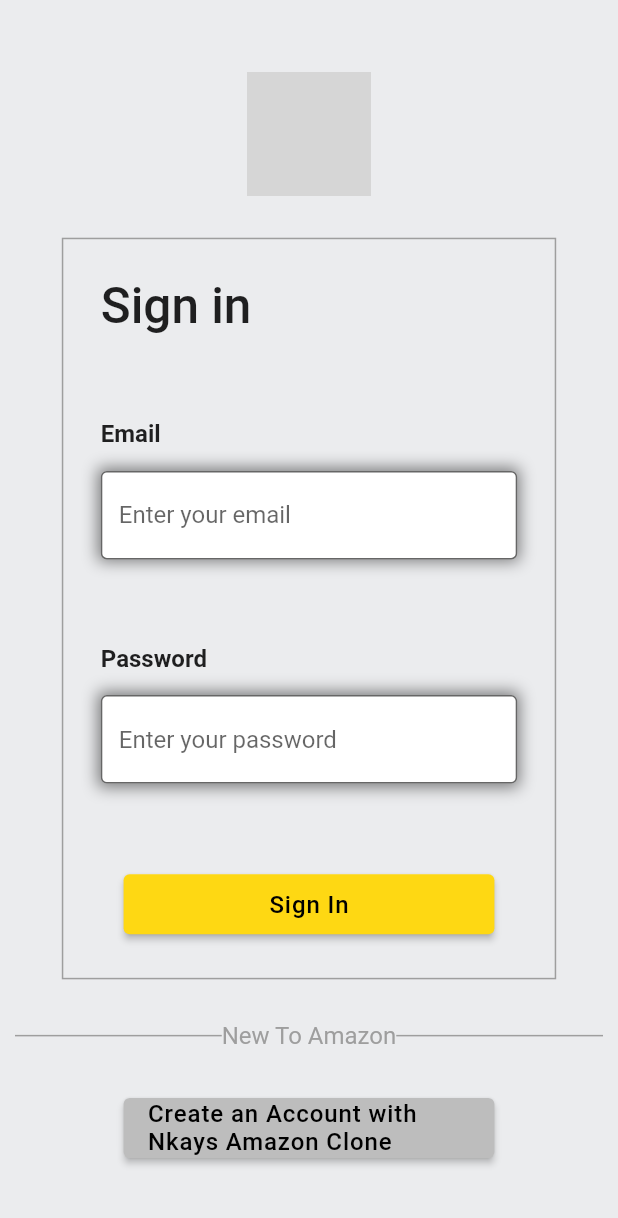
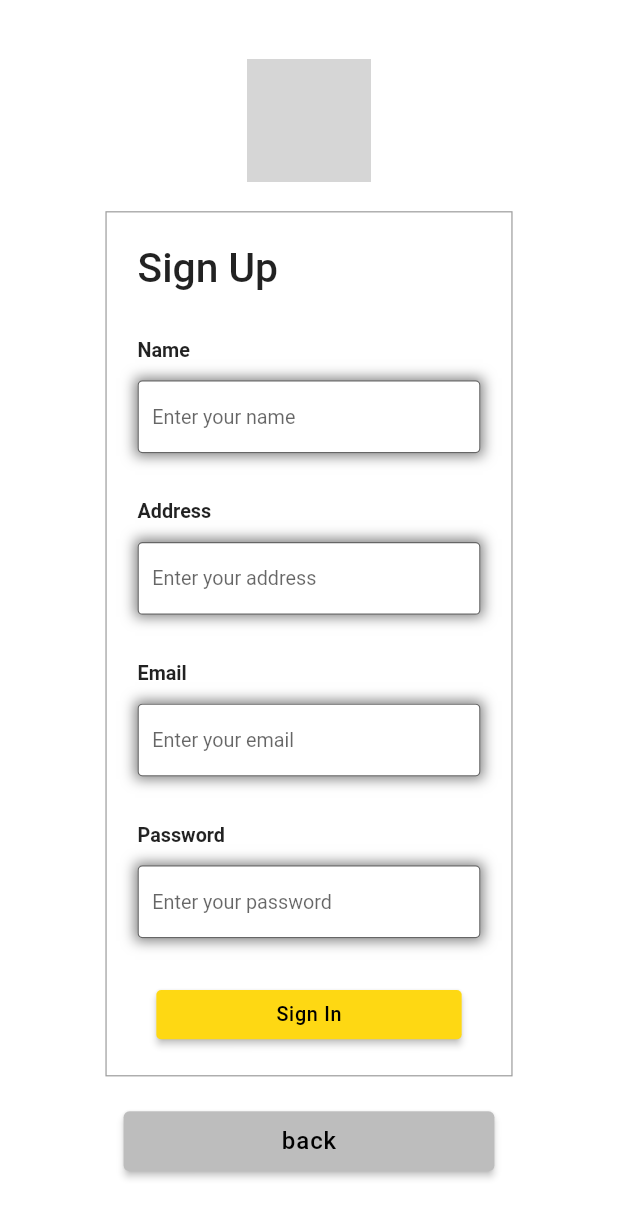
Before and after one commit to Ikwame91/myAmazoneClonewithFlutter, a Flutter app: the screen it shows after launch, after a tap on "Create an Account with Nkays Amazon Clon", on a phone screen of 412 x 824 dp. Shown: the top 1218 px of the screen. Run offline on Flutter 3.47's test engine with Material 2 defaults, Android fonts, the phone set to English and light mode, and no system bars; network calls fail; grey boxes are pictures that could not be loaded.

Commit message:
completed both sign up and sign in screen

```diff
--- a/lib/pages/sign_in_screen.dart
+++ b/lib/pages/sign_in_screen.dart
@@ -3,6 +3,7 @@
 import 'dart:ui' as ui; // Import 'dart:ui' with a different name.
 
 import 'package:flutter/material.dart';
+import 'package:myown_amazone_clone/pages/sign_up_screen.dart';
 import 'package:myown_amazone_clone/utils/color_themes.dart';
 import 'package:myown_amazone_clone/utils/constants.dart';
 import 'package:myown_amazone_clone/widgets/custom_button.dart';
@@ -30,6 +31,7 @@
   Widget build(BuildContext context) {
     ui.Size screenSize = MediaQuery.of(context).size;
     return Scaffold(
+      backgroundColor: Colors.white,
       body: SingleChildScrollView(
         child: SizedBox(
           height: screenSize.height,
@@ -69,8 +71,8 @@
                         TextFieldwidget(
                             hintText: 'Enter your password',
                             title: 'Password',
-                            obscureText: false,
-                            controller: emailController),
+                            obscureText: true,
+                            controller: passwordController),
                         Align(
                           alignment: Alignment.center,
                           child: CustomMainButton(
@@ -112,7 +114,12 @@
                   CustomMainButton(
                     color: Colors.grey[400] as Color,
                     isLoading: false,
-                    onPressed: () {},
+                    onPressed: () {
+                      Navigator.push(context,
+                          MaterialPageRoute(builder: (context) {
+                        return const SignUpScreen();
+                      }));
+                    },
                     child: Text('Create an Account with Nkays Amazon Clone',
                         style: TextStyle(
                             fontSize: 16,
--- /dev/null
+++ b/lib/pages/sign_up_screen.dart
@@ -0,0 +1,130 @@
+import 'dart:ui' as ui;
+
+import 'package:flutter/material.dart';
+import 'package:myown_amazone_clone/utils/color_themes.dart';
+import 'package:myown_amazone_clone/utils/constants.dart';
+import 'package:myown_amazone_clone/widgets/custom_button.dart';
+import 'package:myown_amazone_clone/widgets/textfield.dart'; // Import 'dart:ui' with a different name.
+
+class SignUpScreen extends StatefulWidget {
+  const SignUpScreen({super.key});
+
+  @override
+  State<SignUpScreen> createState() => _SignUpScreenState();
+}
+
+class _SignUpScreenState extends State<SignUpScreen> {
+  TextEditingController nameController = TextEditingController();
+  TextEditingController emailController = TextEditingController();
+  TextEditingController addressController = TextEditingController();
+  TextEditingController passwordController = TextEditingController();
+
+  @override
+  void dispose() {
+    super.dispose();
+    nameController.dispose();
+    emailController.dispose();
+    addressController.dispose();
+    passwordController.dispose();
+  }
+
+  @override
+  Widget build(BuildContext context) {
+    ui.Size screenSize = MediaQuery.of(context).size;
+    return Scaffold(
+      backgroundColor: Colors.white,
+      body: SingleChildScrollView(
+        child: SizedBox(
+          height: screenSize.height,
+          width: screenSize.width,
+          child: Padding(
+            padding: const EdgeInsets.symmetric(horizontal: 10, vertical: 20),
+            child: Center(
+              child: Column(
+                mainAxisAlignment: MainAxisAlignment.spaceEvenly,
+                crossAxisAlignment: CrossAxisAlignment.center,
+                children: [
+                  Image.network(
+                    amazonLogo,
+                    height: screenSize.height * 0.10,
+                  ),
+                  SizedBox(
+                    height: screenSize.height * 0.7,
+                    child: FittedBox(
+                      child: Container(
+                        height: screenSize.height * 0.85,
+                        width: screenSize.width * 0.8,
+                        padding: const EdgeInsets.all(25),
+                        decoration: BoxDecoration(
+                            border: Border.all(color: Colors.grey, width: 1)),
+                        child: Column(
+                          mainAxisSize: MainAxisSize.min,
+                          mainAxisAlignment: MainAxisAlignment.spaceBetween,
+                          crossAxisAlignment: CrossAxisAlignment.start,
+                          children: [
+                            const Text(
+                              'Sign Up',
+                              style: TextStyle(
+                                  fontWeight: FontWeight.w500, fontSize: 33),
+                            ),
+                            TextFieldwidget(
+                                hintText: 'Enter your name',
+                                title: 'Name',
+                                obscureText: false,
+                                controller: nameController),
+                            TextFieldwidget(
+                                hintText: 'Enter your address',
+                                title: 'Address',
+                                obscureText: false,
+                                controller: addressController),
+                            TextFieldwidget(
+                                hintText: 'Enter your email',
+                                title: 'Email',
+                                obscureText: false,
+                                controller: emailController),
+                            TextFieldwidget(
+                                hintText: 'Enter your password',
+                                title: 'Password',
+                                obscureText: false,
+                                controller: passwordController),
+                            Align(
+                              alignment: Alignment.center,
+                              child: CustomMainButton(
+                                color: yellowColor,
+                                isLoading: false,
+                                onPressed: () {},
+                                child: const Text(
+                                  'Sign In',
+                                  style: TextStyle(
+                                      letterSpacing: 0.6,
+                                      color: Colors.black,
+                                      fontSize: 16),
+                                ),
+                              ),
+                            )
+                          ],
+                        ),
+                      ),
+                    ),
+                  ),
+                  CustomMainButton(
+                    color: Colors.grey[400] as Color,
+                    isLoading: false,
+                    onPressed: () {
+                      Navigator.pop(context);
+                    },
+                    child: const Text('back',
+                        style: TextStyle(
+                            fontSize: 16,
+                            letterSpacing: 0.6,
+                            color: Colors.black)),
+                  ),
+                ],
+              ),
+            ),
+          ),
+        ),
+      ),
+    );
+  }
+}
--- a/lib/widgets/custom_button.dart
+++ b/lib/widgets/custom_button.dart
@@ -23,7 +23,7 @@
           backgroundColor: color,
           fixedSize: Size(screenSize.width * 0.6, 40),
         ),
-        onPressed: () {},
+        onPressed: onPressed,
         child: !isLoading
             ? child
             : const Padding(
```
